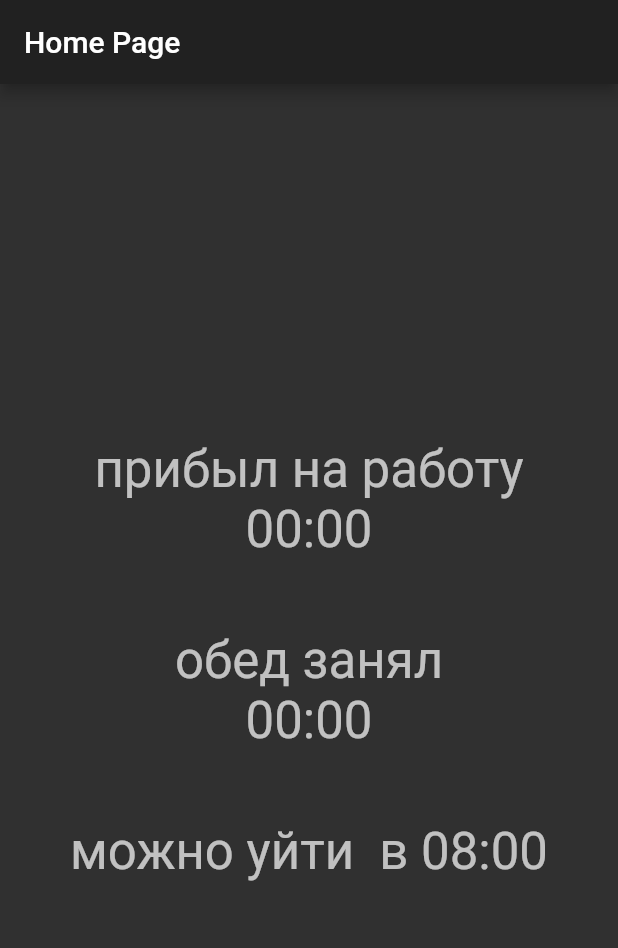
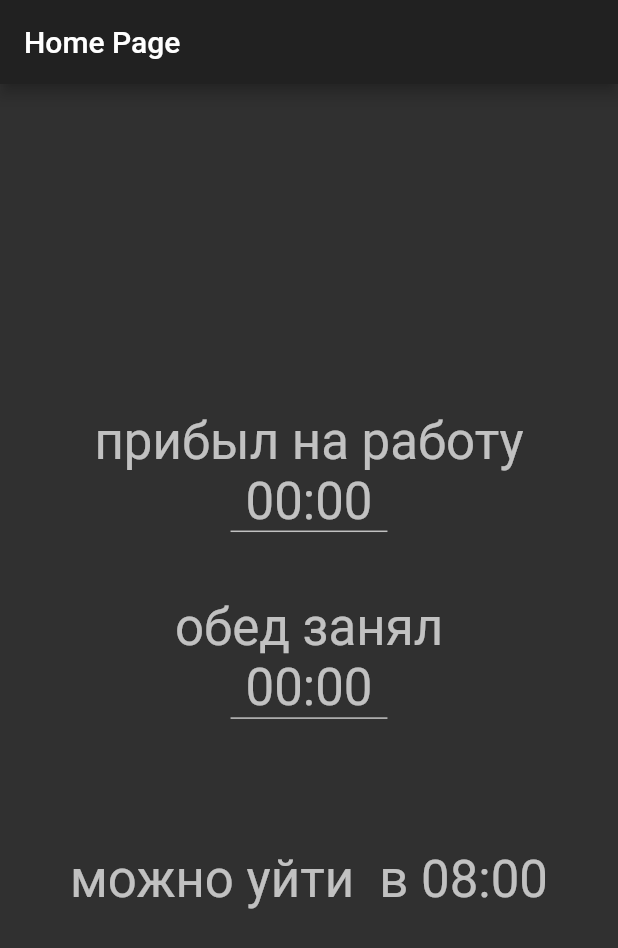
Before and after one commit to Mapkn3/when_home, a Flutter app: the screen it shows after launch, on a phone screen of 412 x 824 dp. Shown: the top 948 px of the screen. Run offline on Flutter 3.47's test engine with Material 2 defaults, Android fonts, the phone set to English and light mode, and no system bars.

Commit message:
Add underline style to editable time text.

```diff
--- a/lib/main.dart
+++ b/lib/main.dart
@@ -90,20 +90,22 @@ class _MyHomePageState extends State<MyHomePage> {
 
   @override
   Widget build(BuildContext context) {
-    int departureHour = _time.hour + _lunch.hour + 8;
+    TextStyle mainTextStyle = Theme.of(context).textTheme.display1;
+    int workDayLength = 8;
+    int departureHour = _time.hour + _lunch.hour + workDayLength;
     int departureMinute = _time.minute + _lunch.minute;
     int dayOverflow = departureHour ~/ 24;
     departureHour += departureMinute ~/ 60;
     departureMinute = departureMinute % 60;
     departureHour = departureHour % 24;
     TimeOfDay departureTime =
-        _time.replacing(hour: departureHour, minute: departureMinute);
+        TimeOfDay(hour: departureHour, minute: departureMinute);
     return Scaffold(
       appBar: AppBar(
         title: Text(widget.title),
       ),
       body: DefaultTextStyle(
-          style: Theme.of(context).textTheme.display1,
+          style: mainTextStyle,
           textAlign: TextAlign.center,
           softWrap: true,
           child: Center(
@@ -112,7 +114,12 @@ class _MyHomePageState extends State<MyHomePage> {
               children: <Widget>[
                 Spacer(flex: 5),
                 Text('прибыл на работу'),
-                GestureDetector(
+                Container(
+                  padding: EdgeInsets.symmetric(horizontal: 10.0),
+                  decoration: BoxDecoration(
+                      border: Border(
+                          bottom: BorderSide(color: mainTextStyle.color))),
+                  child: GestureDetector(
                     child: Text(
                       MaterialLocalizations.of(context)
                           .formatTimeOfDay(_time, alwaysUse24HourFormat: true),
@@ -125,9 +132,15 @@ class _MyHomePageState extends State<MyHomePage> {
                       });
                     },
                   ),
+                ),
                 Spacer(),
                 Text('обед занял'),
-                GestureDetector(
+                Container(
+                  padding: EdgeInsets.symmetric(horizontal: 10.0),
+                  decoration: BoxDecoration(
+                      border: Border(
+                          bottom: BorderSide(color: mainTextStyle.color))),
+                  child: GestureDetector(
                     child: Text(
                       MaterialLocalizations.of(context)
                           .formatTimeOfDay(_lunch, alwaysUse24HourFormat: true),
@@ -140,7 +153,8 @@ class _MyHomePageState extends State<MyHomePage> {
                       });
                     },
                   ),
-                Spacer(),
+                ),
+                Spacer(flex: 2),
                 Text(
                     'можно уйти ${dayOverflow > 0 ? '${dayOverflow > 1 ? 'после' : ''}завтра' : ''} в ${MaterialLocalizations.of(context).formatTimeOfDay(departureTime, alwaysUse24HourFormat: true)}'),
                 Spacer(flex: 5),
```
Lines whose indentation alone changed are shown as unchanged.
